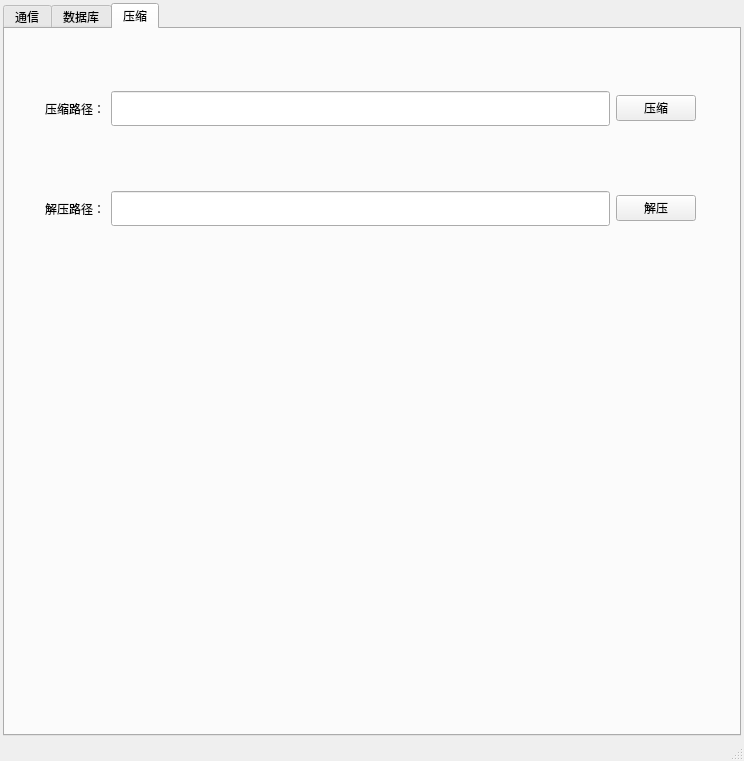
Old version of the form src/ProjectGlory/ui/mainwindow.ui in the repository cxy510/VscodeQt.
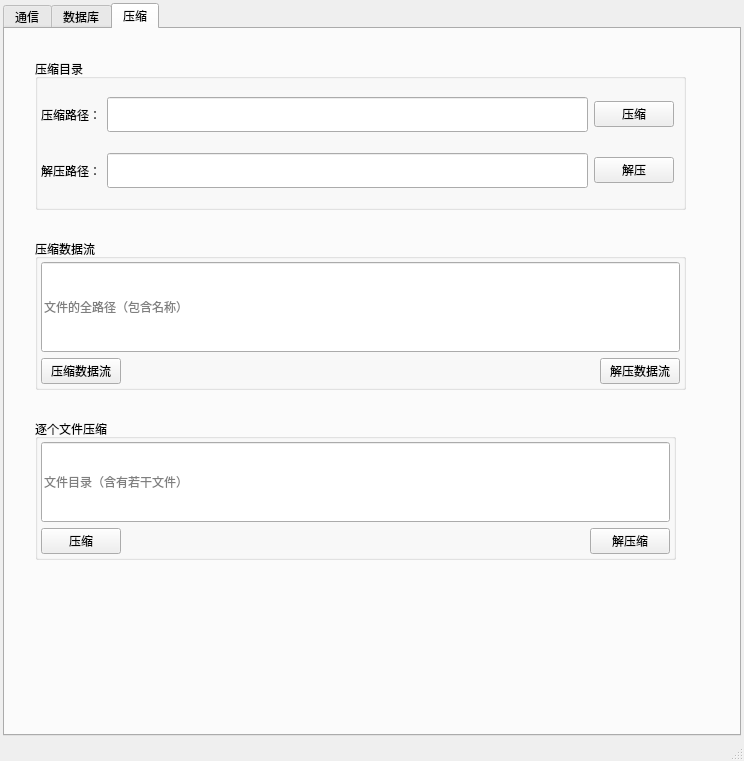
New version of the form.

Commit message: 实现通过数据流压缩，解压，实现逐个文件压缩，解压

Diff of the .ui file:
```diff
--- a/src/ProjectGlory/ui/mainwindow.ui
+++ b/src/ProjectGlory/ui/mainwindow.ui
@@ -332,15 +332,29 @@
        <attribute name="title">
         <string>压缩</string>
        </attribute>
-       <widget class="QWidget" name="layoutWidget">
+       <widget class="QGroupBox" name="groupBox">
         <property name="geometry">
          <rect>
-          <x>40</x>
-          <y>50</y>
+          <x>30</x>
+          <y>30</y>
           <width>651</width>
-          <height>59</height>
+          <height>151</height>
          </rect>
         </property>
+        <property name="title">
+         <string>压缩目录</string>
+        </property>
+        <layout class="QGridLayout" name="gridLayout_3">
+         <property name="leftMargin">
+          <number>3</number>
+         </property>
+         <property name="topMargin">
+          <number>3</number>
+         </property>
+         <property name="bottomMargin">
+          <number>3</number>
+         </property>
+         <item row="0" column="0">
         <layout class="QHBoxLayout" name="horizontalLayout_4">
          <item>
           <widget class="QLabel" name="label">
@@ -367,16 +381,8 @@
           </widget>
          </item>
         </layout>
-       </widget>
-       <widget class="QWidget" name="layoutWidget">
-        <property name="geometry">
-         <rect>
-          <x>40</x>
-          <y>150</y>
-          <width>651</width>
-          <height>59</height>
-         </rect>
-        </property>
+         </item>
+         <item row="1" column="0">
         <layout class="QHBoxLayout" name="horizontalLayout_5">
          <item>
           <widget class="QLabel" name="label_2">
@@ -401,6 +407,154 @@
             <string>解压</string>
            </property>
           </widget>
+           </item>
+          </layout>
+         </item>
+        </layout>
+       </widget>
+       <widget class="QGroupBox" name="groupBox_2">
+        <property name="geometry">
+         <rect>
+          <x>30</x>
+          <y>210</y>
+          <width>651</width>
+          <height>151</height>
+         </rect>
+        </property>
+        <property name="title">
+         <string>压缩数据流</string>
+        </property>
+        <layout class="QGridLayout" name="gridLayout_4">
+         <property name="leftMargin">
+          <number>3</number>
+         </property>
+         <property name="topMargin">
+          <number>3</number>
+         </property>
+         <property name="rightMargin">
+          <number>3</number>
+         </property>
+         <property name="bottomMargin">
+          <number>3</number>
+         </property>
+         <item row="1" column="0">
+          <layout class="QVBoxLayout" name="verticalLayout" stretch="0,0">
+           <item>
+            <widget class="QLineEdit" name="lineEdit_compress_data">
+             <property name="sizePolicy">
+              <sizepolicy hsizetype="Expanding" vsizetype="Expanding">
+               <horstretch>0</horstretch>
+               <verstretch>0</verstretch>
+              </sizepolicy>
+             </property>
+             <property name="placeholderText">
+              <string>文件的全路径（包含名称）</string>
+             </property>
+            </widget>
+           </item>
+           <item>
+            <layout class="QHBoxLayout" name="horizontalLayout_6">
+             <item>
+              <widget class="QPushButton" name="btn_compress_data">
+               <property name="text">
+                <string>压缩数据流</string>
+               </property>
+              </widget>
+             </item>
+             <item>
+              <spacer name="horizontalSpacer">
+               <property name="orientation">
+                <enum>Qt::Horizontal</enum>
+               </property>
+               <property name="sizeHint" stdset="0">
+                <size>
+                 <width>40</width>
+                 <height>20</height>
+                </size>
+               </property>
+              </spacer>
+             </item>
+             <item>
+              <widget class="QPushButton" name="btn_uncompress_data">
+               <property name="text">
+                <string>解压数据流</string>
+               </property>
+              </widget>
+             </item>
+            </layout>
+           </item>
+          </layout>
+         </item>
+        </layout>
+       </widget>
+       <widget class="QGroupBox" name="groupBox_3">
+        <property name="geometry">
+         <rect>
+          <x>30</x>
+          <y>390</y>
+          <width>641</width>
+          <height>141</height>
+         </rect>
+        </property>
+        <property name="title">
+         <string>逐个文件压缩</string>
+        </property>
+        <layout class="QGridLayout" name="gridLayout_5">
+         <property name="leftMargin">
+          <number>3</number>
+         </property>
+         <property name="topMargin">
+          <number>3</number>
+         </property>
+         <property name="rightMargin">
+          <number>3</number>
+         </property>
+         <property name="bottomMargin">
+          <number>3</number>
+         </property>
+         <item row="0" column="0">
+          <widget class="QLineEdit" name="lineEdit_file_list">
+           <property name="sizePolicy">
+            <sizepolicy hsizetype="Expanding" vsizetype="Expanding">
+             <horstretch>0</horstretch>
+             <verstretch>0</verstretch>
+            </sizepolicy>
+           </property>
+           <property name="placeholderText">
+            <string>文件目录（含有若干文件）</string>
+           </property>
+          </widget>
+         </item>
+         <item row="1" column="0">
+          <layout class="QHBoxLayout" name="horizontalLayout_7">
+           <item>
+            <widget class="QPushButton" name="btn_compress_file_list">
+             <property name="text">
+              <string>压缩</string>
+             </property>
+            </widget>
+           </item>
+           <item>
+            <spacer name="horizontalSpacer_2">
+             <property name="orientation">
+              <enum>Qt::Horizontal</enum>
+             </property>
+             <property name="sizeHint" stdset="0">
+              <size>
+               <width>40</width>
+               <height>20</height>
+              </size>
+             </property>
+            </spacer>
+           </item>
+           <item>
+            <widget class="QPushButton" name="btn_uncompress_file_list">
+             <property name="text">
+              <string>解压缩</string>
+             </property>
+            </widget>
+           </item>
+          </layout>
          </item>
         </layout>
        </widget>
```
Lines whose indentation alone changed are shown as unchanged. The commit also changes 8 other files.
